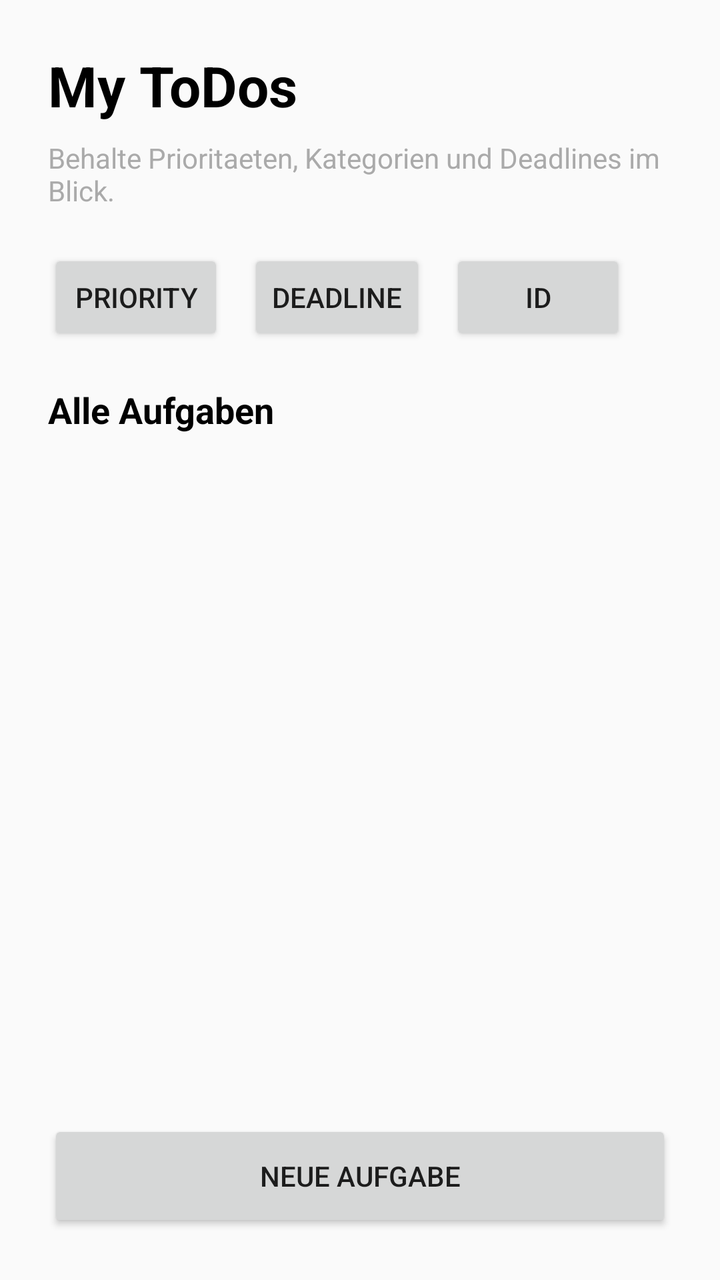
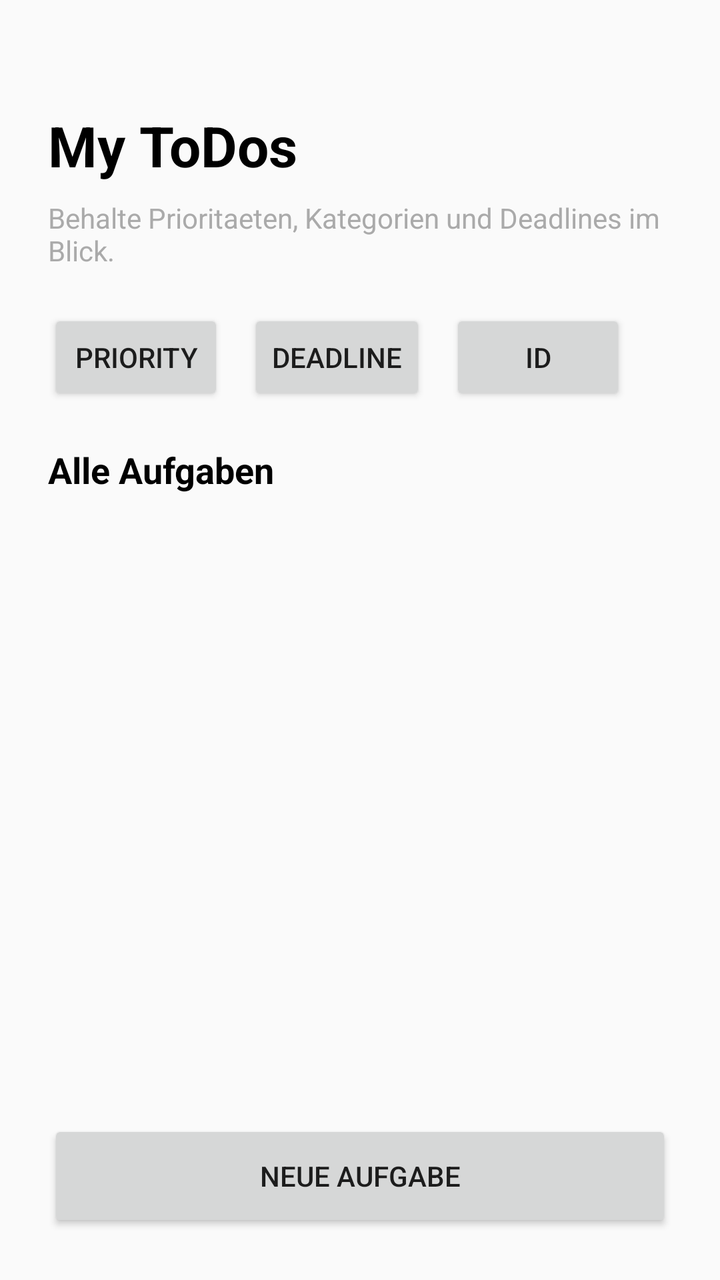

Compare the two renders of this Android layout. The source of the first and the diff that turns it into the second are given below.
<!-- AndroidManifest.xml: activity theme Theme.Mobsysteme2 -->
<!-- res/layout/activity_main.xml -->
<?xml version="1.0" encoding="utf-8"?>
<androidx.constraintlayout.widget.ConstraintLayout
    xmlns:android="http://schemas.android.com/apk/res/android"
    xmlns:app="http://schemas.android.com/apk/res-auto"
    xmlns:tools="http://schemas.android.com/tools"
    android:id="@+id/main"
    android:layout_width="match_parent"
    android:layout_height="match_parent"
    tools:context=".MainActivity">

    <LinearLayout
        android:id="@+id/headerContainer"
        android:layout_width="0dp"
        android:layout_height="wrap_content"
        android:layout_marginStart="24dp"
        android:layout_marginTop="24dp"
        android:layout_marginEnd="24dp"
        android:orientation="vertical"
        app:layout_constraintEnd_toEndOf="parent"
        app:layout_constraintStart_toStartOf="parent"
        app:layout_constraintTop_toTopOf="parent">

        <TextView
            android:id="@+id/tvMainHeadline"
            android:layout_width="match_parent"
            android:layout_height="wrap_content"
            android:text="My ToDos"
            android:textColor="@android:color/black"
            android:textSize="28sp"
            android:textStyle="bold" />

        <TextView
            android:id="@+id/tvMainSubtitle"
            android:layout_width="match_parent"
            android:layout_height="wrap_content"
            android:layout_marginTop="8dp"
            android:text="Behalte Prioritaeten, Kategorien und Deadlines im Blick."
            android:textColor="@android:color/darker_gray"
            android:textSize="14sp" />
    </LinearLayout>

    <HorizontalScrollView
        android:id="@+id/filterScroll"
        android:layout_width="0dp"
        android:layout_height="wrap_content"
        android:layout_marginStart="24dp"
        android:layout_marginTop="20dp"
        android:layout_marginEnd="24dp"
        android:scrollbars="none"
        app:layout_constraintEnd_toEndOf="parent"
        app:layout_constraintStart_toStartOf="parent"
        app:layout_constraintTop_toBottomOf="@id/headerContainer">

        <LinearLayout
            android:id="@+id/filterContainer"
            android:layout_width="wrap_content"
            android:layout_height="wrap_content"
            android:orientation="horizontal">

            <Button
                android:id="@+id/btnSortPriority"
                android:layout_width="wrap_content"
                android:layout_height="wrap_content"
                android:text="Priority" />

            <Button
                android:id="@+id/btnSortDeadline"
                android:layout_width="wrap_content"
                android:layout_height="wrap_content"
                android:layout_marginStart="12dp"
                android:text="Deadline" />

            <Button
                android:id="@+id/btnSortId"
                android:layout_width="wrap_content"
                android:layout_height="wrap_content"
                android:layout_marginStart="12dp"
                android:text="ID" />
        </LinearLayout>
    </HorizontalScrollView>

    <TextView
        android:id="@+id/tvSectionLabel"
        android:layout_width="0dp"
        android:layout_height="wrap_content"
        android:layout_marginStart="24dp"
        android:layout_marginTop="20dp"
        android:layout_marginEnd="24dp"
        android:text="Alle Aufgaben"
        android:textColor="@android:color/black"
        android:textSize="18sp"
        android:textStyle="bold"
        app:layout_constraintEnd_toEndOf="parent"
        app:layout_constraintStart_toStartOf="parent"
        app:layout_constraintTop_toBottomOf="@id/filterScroll" />

    <androidx.recyclerview.widget.RecyclerView
        android:id="@+id/rvTodos"
        android:layout_width="0dp"
        android:layout_height="0dp"
        android:layout_marginStart="24dp"
        android:layout_marginTop="12dp"
        android:layout_marginEnd="24dp"
        android:layout_marginBottom="24dp"
        android:clipToPadding="false"
        android:paddingBottom="88dp"
        tools:itemCount="4"
        tools:listitem="@android:layout/simple_list_item_2"
        app:layout_constraintBottom_toTopOf="@id/btnAddTodo"
        app:layout_constraintEnd_toEndOf="parent"
        app:layout_constraintStart_toStartOf="parent"
        app:layout_constraintTop_toBottomOf="@id/tvSectionLabel" />

    <TextView
        android:id="@+id/tvEmptyState"
        android:layout_width="0dp"
        android:layout_height="wrap_content"
        android:layout_marginStart="32dp"
        android:layout_marginEnd="32dp"
        android:gravity="center"
        android:text="Noch keine ToDos vorhanden."
        android:textColor="@android:color/darker_gray"
        android:textSize="16sp"
        android:visibility="gone"
        app:layout_constraintBottom_toBottomOf="@id/rvTodos"
        app:layout_constraintEnd_toEndOf="@id/rvTodos"
        app:layout_constraintStart_toStartOf="@id/rvTodos"
        app:layout_constraintTop_toTopOf="@id/rvTodos"
        tools:visibility="visible" />

    <Button
        android:id="@+id/btnAddTodo"
        android:layout_width="0dp"
        android:layout_height="wrap_content"
        android:layout_marginStart="24dp"
        android:layout_marginEnd="24dp"
        android:layout_marginBottom="24dp"
        android:minHeight="56dp"
        android:text="Neue Aufgabe"
        app:layout_constraintBottom_toBottomOf="parent"
        app:layout_constraintEnd_toEndOf="parent"
        app:layout_constraintStart_toStartOf="parent" />

</androidx.constraintlayout.widget.ConstraintLayout>
<!-- resources referenced by this layout -->
<resources>
  <style name="Theme.Mobsysteme2" parent="Theme.AppCompat.DayNight.NoActionBar" />
</resources>

<!-- the commit's change to res/layout/activity_main.xml (unified diff, before → after) -->
@@ -27,7 +27,9 @@
             android:text="My ToDos"
             android:textColor="@android:color/black"
             android:textSize="28sp"
-            android:textStyle="bold" />
+            android:textStyle="bold"
+            android:layout_marginTop="30dp"
+            />
 
         <TextView
             android:id="@+id/tvMainSubtitle"
